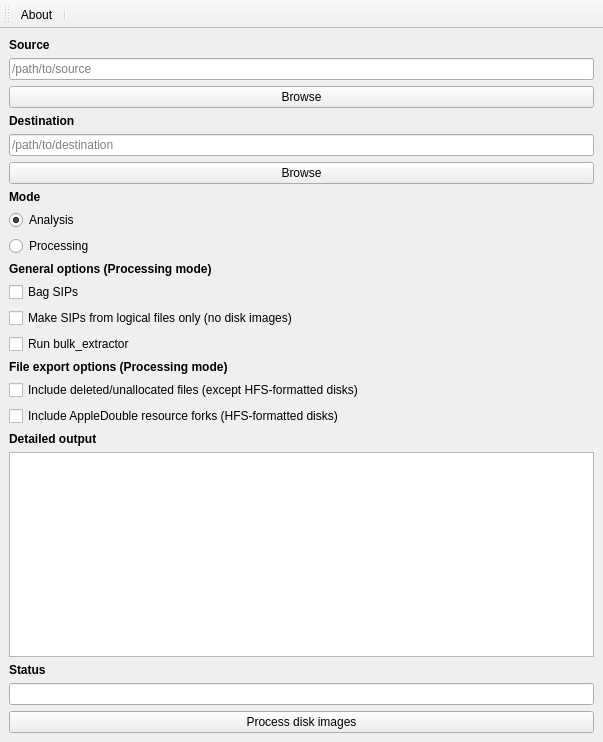
Before: the Qt Designer form design.ui in CCA-Public/diskimageprocessor, drawn with Qt 5.
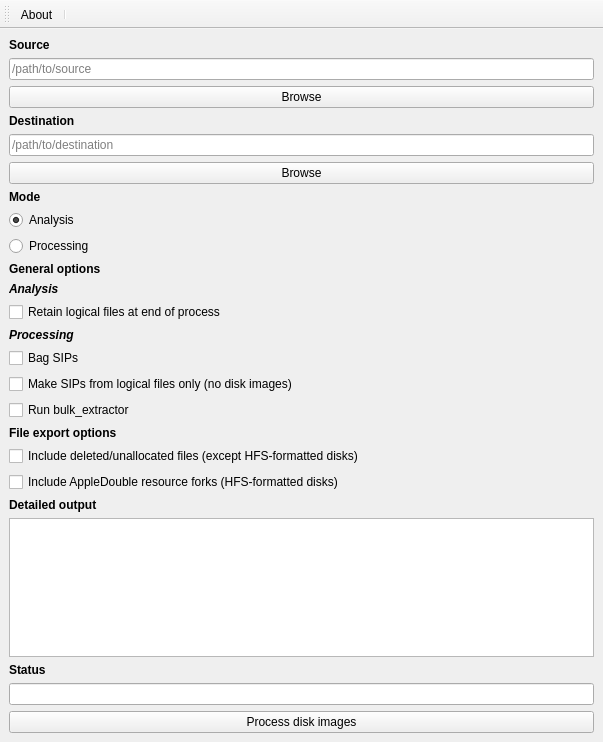
After: the same form once the commit is applied.

Commit message: Update GUI for option to keep files in analysis mode

```diff
--- a/design.ui
+++ b/design.ui
@@ -87,7 +87,28 @@
     <item>
      <widget class="QLabel" name="label">
       <property name="text">
-       <string>&lt;html&gt;&lt;head/&gt;&lt;body&gt;&lt;p&gt;&lt;span style=&quot; font-weight:600;&quot;&gt;General options (Processing mode)&lt;/span&gt;&lt;/p&gt;&lt;/body&gt;&lt;/html&gt;</string>
+       <string>&lt;html&gt;&lt;head/&gt;&lt;body&gt;&lt;p&gt;&lt;span style=&quot; font-weight:600;&quot;&gt;General options&lt;/span&gt;&lt;/p&gt;&lt;/body&gt;&lt;/html&gt;</string>
+      </property>
+     </widget>
+    </item>
+    <item>
+     <widget class="QLabel" name="label_8">
+      <property name="text">
+       <string>&lt;html&gt;&lt;head/&gt;&lt;body&gt;&lt;p&gt;&lt;span style=&quot; font-weight:600; font-style:italic;&quot;&gt;Analysis&lt;/span&gt;&lt;/p&gt;&lt;/body&gt;&lt;/html&gt;</string>
+      </property>
+     </widget>
+    </item>
+    <item>
+     <widget class="QCheckBox" name="checkBox_2">
+      <property name="text">
+       <string>Retain logical files at end of process</string>
+      </property>
+     </widget>
+    </item>
+    <item>
+     <widget class="QLabel" name="label_9">
+      <property name="text">
+       <string>&lt;html&gt;&lt;head/&gt;&lt;body&gt;&lt;p&gt;&lt;span style=&quot; font-weight:600; font-style:italic;&quot;&gt;Processing&lt;/span&gt;&lt;/p&gt;&lt;/body&gt;&lt;/html&gt;</string>
       </property>
      </widget>
     </item>
@@ -115,7 +136,7 @@
     <item>
      <widget class="QLabel" name="label_5">
       <property name="text">
-       <string>&lt;html&gt;&lt;head/&gt;&lt;body&gt;&lt;p&gt;&lt;span style=&quot; font-weight:600;&quot;&gt;File export options (Processing mode)&lt;/span&gt;&lt;/p&gt;&lt;/body&gt;&lt;/html&gt;</string>
+       <string>&lt;html&gt;&lt;head/&gt;&lt;body&gt;&lt;p&gt;&lt;span style=&quot; font-weight:600;&quot;&gt;File export options&lt;/span&gt;&lt;/p&gt;&lt;/body&gt;&lt;/html&gt;</string>
       </property>
      </widget>
     </item>
```
The commit also changes 1 other file.
